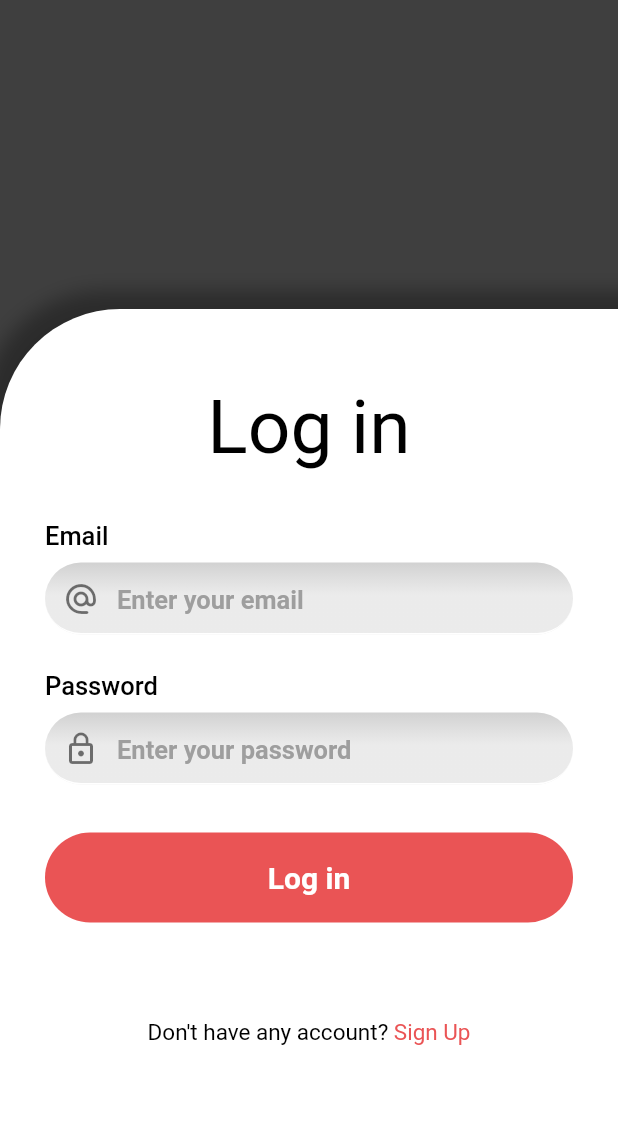
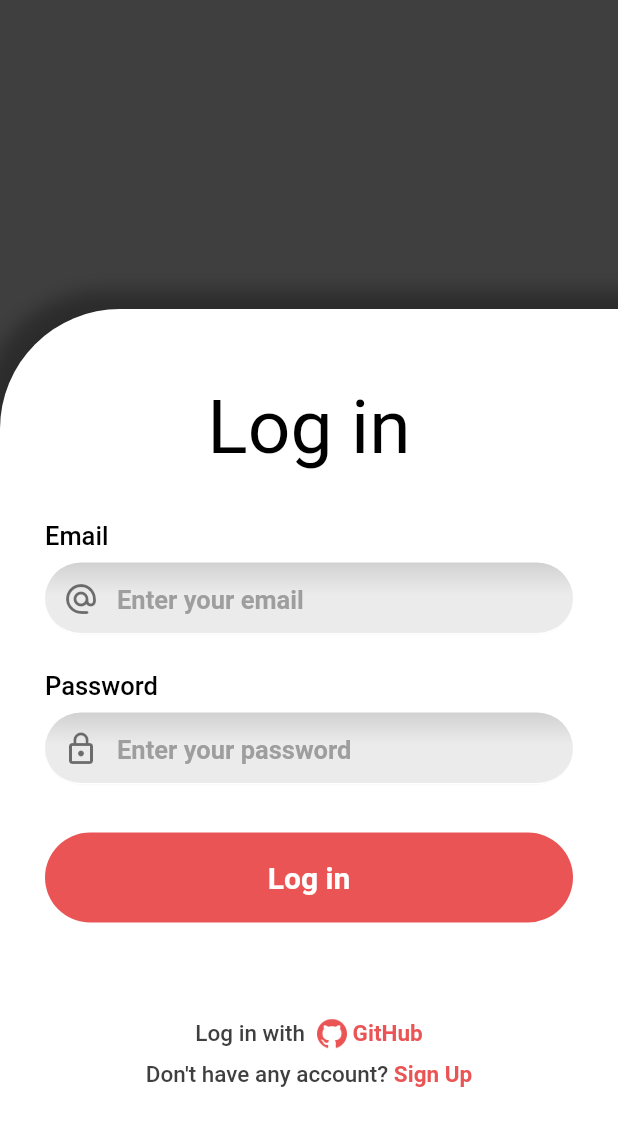
Before and after one commit to flutter-team5/Checky, a Flutter app: the screen it shows after launch, on a phone screen of 412 x 824 dp. Shown: the top 1126 px of the screen. Run offline on Flutter 3.47's test engine with Material 2 defaults, Android fonts, the phone set to English and light mode, and no system bars; our stand-ins replace another_flutter_splash_screen, bloc, dot_navigation_bar, file_picker, flutter_bloc, flutter_snake_navigationbar and 2 more; accounts and stored records are empty; Roboto replaces fonts that are missing (ADLaMDisplay, Rubik-VariableFont_wght).

Commit message:
add log in with github widget

```diff
--- a/checky/lib/screens/pre_auth/login_screen.dart
+++ b/checky/lib/screens/pre_auth/login_screen.dart
@@ -4,6 +4,7 @@ import 'package:checky/extentions/extention.dart';
 import 'package:checky/screens/pre_auth/app.dart';
 import 'package:checky/screens/pre_auth/sign_up_screen.dart';
 import 'package:checky/widgets/labeld_text_field.dart';
+import 'package:checky/widgets/log_in_widgets/github_button.dart';
 import 'package:flutter/material.dart';
 import 'package:supabase_flutter/supabase_flutter.dart';
 
@@ -126,15 +127,18 @@ class _LogInScreenState extends State<LogInScreen> {
                       ),
                     ),
                     CSpaces.kVspace64,
+                    const GithubButton(),
+                    CSpaces.kVspace8,
                     Row(
                       mainAxisAlignment: MainAxisAlignment.center,
                       children: [
                         const Text(
                           "Don't have any account? ",
                           style: TextStyle(
-                            color: CColors.black,
+                            color: CColors.darkGrey,
                             fontFamily: 'ADLaMDisplay',
                             fontSize: 15,
+                            fontWeight: FontWeight.w500,
                           ),
                         ),
                         InkWell(
@@ -147,6 +151,7 @@ class _LogInScreenState extends State<LogInScreen> {
                               color: CColors.red,
                               fontFamily: 'ADLaMDisplay',
                               fontSize: 15,
+                              fontWeight: FontWeight.bold,
                             ),
                           ),
                         ),
--- /dev/null
+++ b/checky/lib/widgets/log_in_widgets/github_button.dart
@@ -0,0 +1,50 @@
+import 'package:checky/constants/colors.dart';
+import 'package:checky/constants/spacings.dart';
+import 'package:flutter/material.dart';
+
+class GithubButton extends StatelessWidget {
+  const GithubButton({
+    super.key,
+  });
+
+  @override
+  Widget build(BuildContext context) {
+    return Row(
+      mainAxisAlignment: MainAxisAlignment.center,
+      children: [
+        const Text(
+          "Log in with",
+          style: TextStyle(
+            color: CColors.darkGrey,
+            fontFamily: 'ADLaMDisplay',
+            fontSize: 15,
+            fontWeight: FontWeight.w500,
+          ),
+        ),
+        CSpaces.kHspace8,
+        InkWell(
+          onTap: () {},
+          child: Row(
+            children: [
+              Image.asset(
+                "assets/img/github.png",
+                width: 20,
+                height: 20,
+                color: CColors.red,
+              ),
+              const Text(
+                " GitHub",
+                style: TextStyle(
+                  color: CColors.red,
+                  fontFamily: 'ADLaMDisplay',
+                  fontSize: 15,
+                  fontWeight: FontWeight.bold,
+                ),
+              ),
+            ],
+          ),
+        ),
+      ],
+    );
+  }
+}
```
Also changed, not shown: checky/assets/img/github.png (added).
